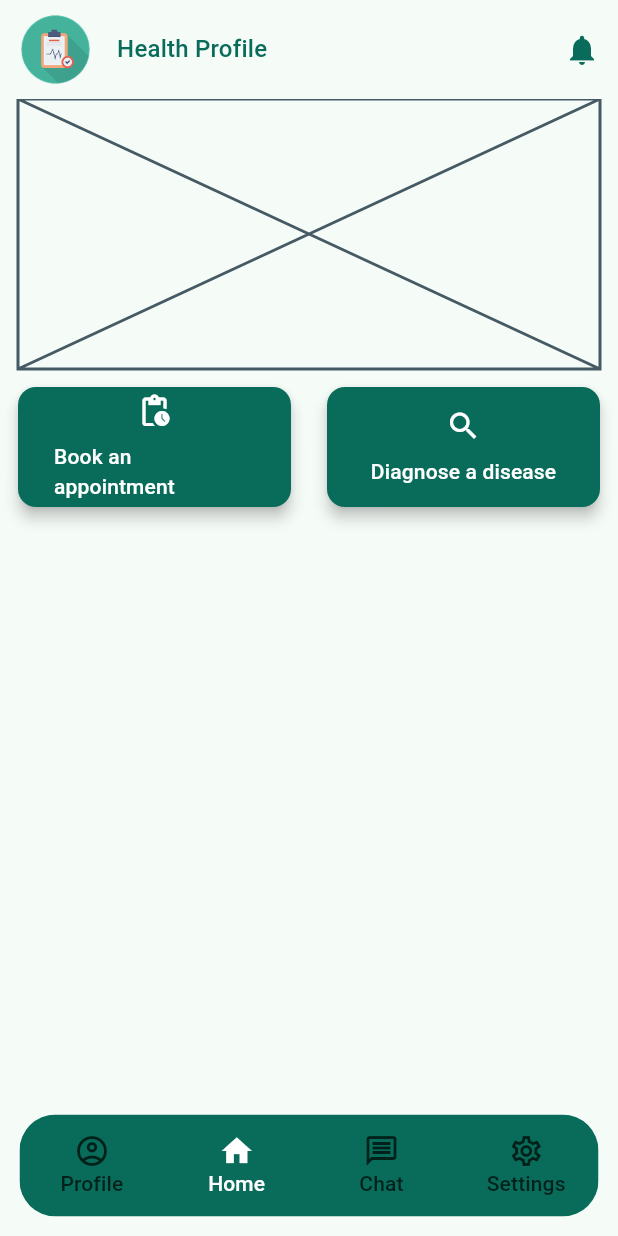
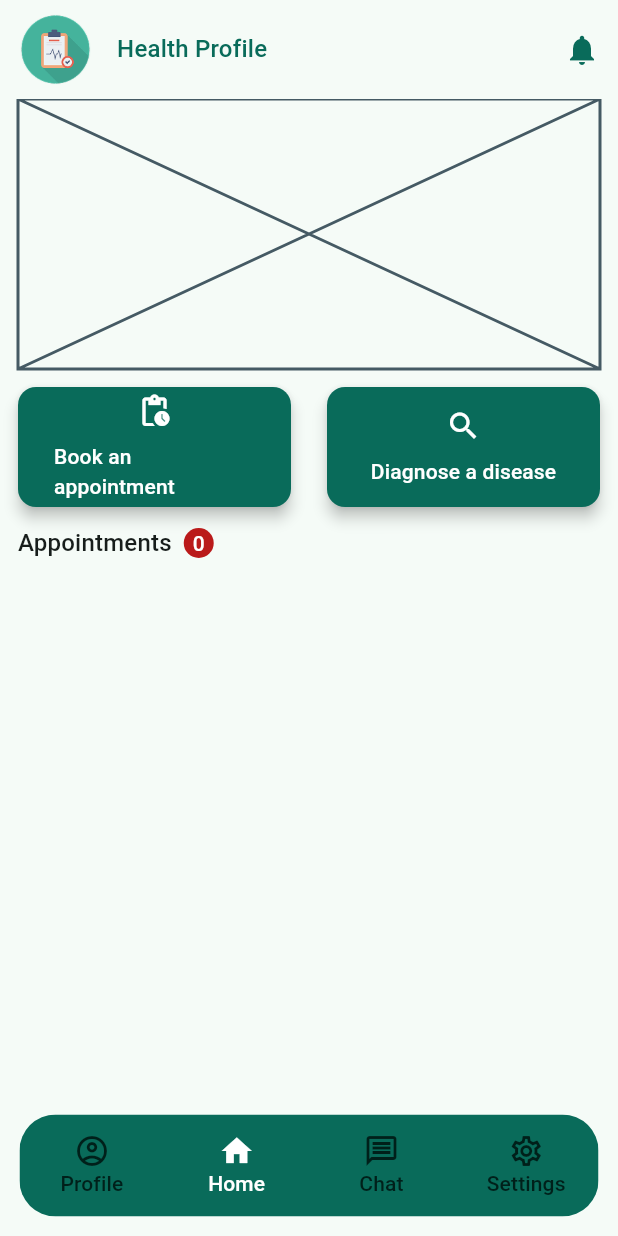
Before and after one commit to anhkien7780/health_profile, a Flutter app: the HomeChildPage screen opened directly, on a phone screen of 412 x 824 dp. Run offline on Flutter 3.47's test engine with Material 3 defaults, Android fonts, the phone set to English and light mode, and no system bars; drawn by our look-alikes of loader_overlay; our stand-ins replace equatable, flutter_bloc, flutter_svg, go_router, google_fonts, shared_preferences and 1 more; accounts and stored records are empty; statements that could not run were skipped.

Commit message:
feat(home): Add appointment count badge
- Introduce a new reusable `AppBadge` widget to display a number in a circular badge, styled with the error color scheme.
- Add an `appointmentsCount` property to `HomeState` to manage the number of appointments.
- Integrate the `AppBadge` into the home page to display the current appointment count next to the "Appointments" title.

```diff
--- a/lib/ui/pages/home/home_page.dart
+++ b/lib/ui/pages/home/home_page.dart
@@ -4,6 +4,7 @@ import 'package:health_profile/common/app_dimens.dart';
 import 'package:health_profile/ui/pages/home/home_cubit.dart';
 import 'package:health_profile/ui/pages/home/home_state.dart';
 import 'package:health_profile/ui/pages/home/widgets/destination_item.dart';
+import 'package:health_profile/ui/widgets/app_badge/app_badge.dart';
 import 'package:health_profile/ui/widgets/buttons/app_elevated_button.dart';
 import 'package:health_profile/utils/create_app_bar.dart';
 
@@ -55,7 +56,10 @@ class _HomeChildPageState extends State<HomeChildPage> {
                     child: AppElevatedButton(
                       onClick: () {},
                       height: AppDimens.buttonHeightBig,
-                      icon: Icon(Icons.pending_actions, size: AppDimens.iconSizeNormal,),
+                      icon: Icon(
+                        Icons.pending_actions,
+                        size: AppDimens.iconSizeNormal,
+                      ),
                       text: "Book an appointment",
                     ),
                   ),
@@ -69,6 +73,23 @@ class _HomeChildPageState extends State<HomeChildPage> {
                   ),
                 ],
               ),
+            ),
+            Row(
+              crossAxisAlignment: CrossAxisAlignment.center,
+              spacing: AppDimens.paddingSmall,
+              children: [
+                Text(
+                  "Appointments",
+                  style: Theme.of(context).textTheme.titleMedium,
+                ),
+                BlocBuilder<HomeCubit, HomeState>(
+                  buildWhen: (pre, current) =>
+                      pre.appointmentsCount != current.appointmentsCount,
+                  builder: (context, state) {
+                    return AppBadge(number: state.appointmentsCount);
+                  },
+                ),
+              ],
             ),
           ],
         ),
--- a/lib/ui/pages/home/home_state.dart
+++ b/lib/ui/pages/home/home_state.dart
@@ -1,16 +1,18 @@
 import 'package:equatable/equatable.dart';
 
 class HomeState extends Equatable {
-  const HomeState({this.selectedPageIndex = 1});
+  const HomeState({this.selectedPageIndex = 1, this.appointmentsCount = 0});
 
   final int selectedPageIndex;
+  final int appointmentsCount;
 
-  HomeState copyWith({int? selectedPageIndex}) {
+  HomeState copyWith({int? selectedPageIndex, int? appointmentsCount}) {
     return HomeState(
       selectedPageIndex: selectedPageIndex ?? this.selectedPageIndex,
+      appointmentsCount: appointmentsCount ?? this.appointmentsCount,
     );
   }
 
   @override
-  List<Object?> get props => [selectedPageIndex];
+  List<Object?> get props => [selectedPageIndex, appointmentsCount];
 }
--- /dev/null
+++ b/lib/ui/widgets/app_badge/app_badge.dart
@@ -0,0 +1,29 @@
+import 'package:flutter/material.dart';
+
+class AppBadge extends StatelessWidget {
+  const AppBadge({super.key, required this.number});
+
+  final int number;
+
+  @override
+  Widget build(BuildContext context) {
+    final theme = Theme.of(context);
+
+    return Container(
+      width: 20,
+      height: 20,
+      alignment: Alignment.center,
+      decoration: BoxDecoration(
+        shape: BoxShape.circle,
+        color: theme.colorScheme.error,
+      ),
+      child: Text(
+        number.toString(),
+        maxLines: 1,
+        style: theme.textTheme.labelLarge?.copyWith(
+          color: theme.colorScheme.onError,
+        ),
+      ),
+    );
+  }
+}
```
